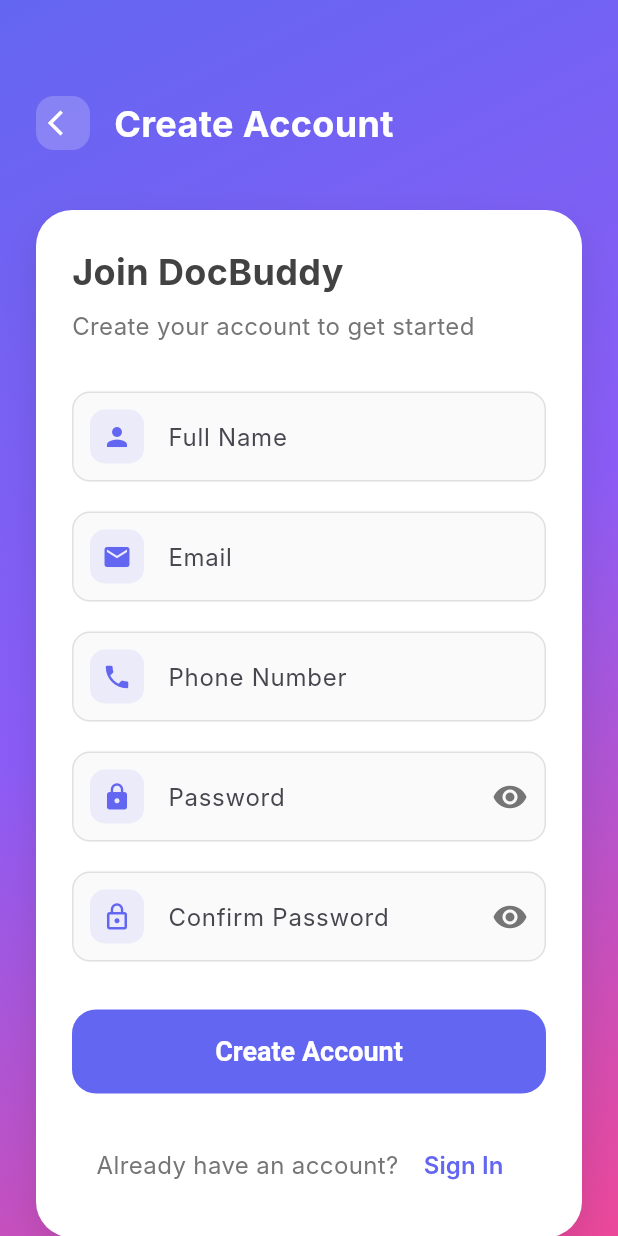
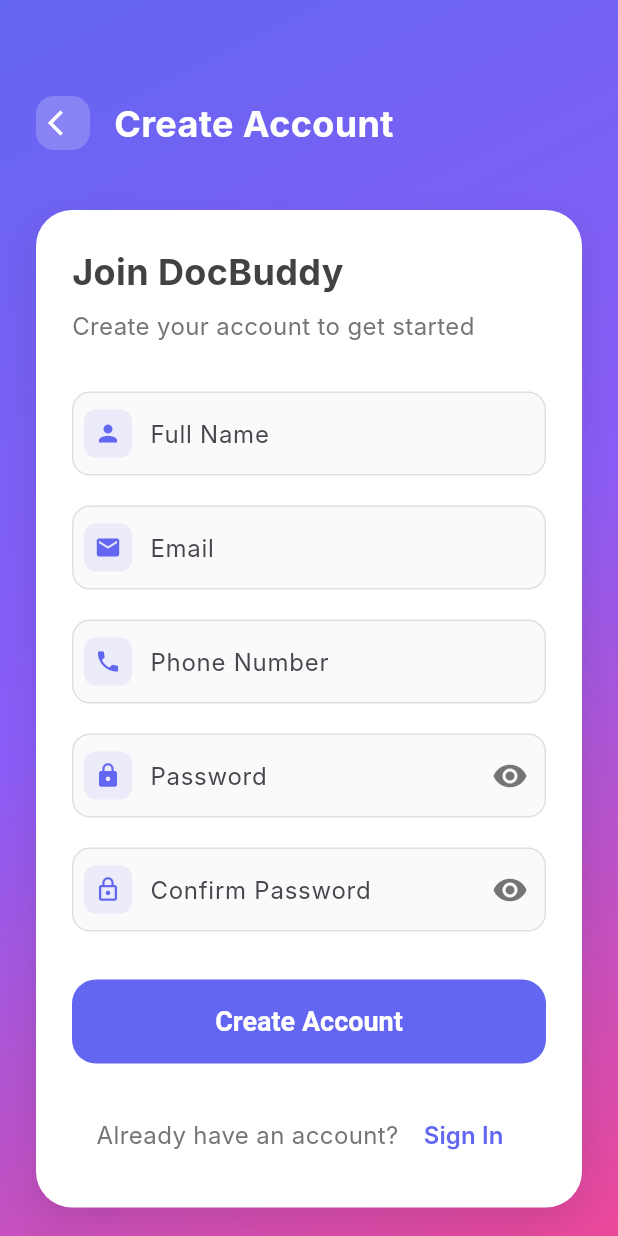
Before and after one commit to Zuber7489/docbuddyapp, a Flutter app: the SignupScreen screen opened directly, on a phone screen of 412 x 824 dp. Run offline on Flutter 3.47's test engine with Material 3 defaults, Android fonts, the light colour scheme and no system bars; our stand-ins replace image_picker, shared_preferences; accounts and stored records are empty; Roboto replaces fonts that are missing (Inter).

Commit message:
updated code new new

```diff
--- a/lib/screens/signup_screen.dart
+++ b/lib/screens/signup_screen.dart
@@ -170,16 +170,16 @@
                             labelText: 'Full Name',
                             hintText: 'Enter your full name',
                             prefixIcon: Container(
-                              margin: const EdgeInsets.all(12),
-                              padding: const EdgeInsets.all(8),
+                              margin: const EdgeInsets.all(8),
+                              padding: const EdgeInsets.all(6),
                               decoration: BoxDecoration(
                                 color: const Color(0xFF6366F1).withOpacity(0.1),
-                                borderRadius: const BorderRadius.all(Radius.circular(10)),
+                                borderRadius: const BorderRadius.all(Radius.circular(8)),
                               ),
                               child: const Icon(
                                 Icons.person,
                                 color: Color(0xFF6366F1),
-                                size: 20,
+                                size: 18,
                               ),
                             ),
                             border: OutlineInputBorder(
@@ -213,16 +213,16 @@
                             labelText: 'Email',
                             hintText: 'Enter your email',
                             prefixIcon: Container(
-                              margin: const EdgeInsets.all(12),
-                              padding: const EdgeInsets.all(8),
+                              margin: const EdgeInsets.all(8),
+                              padding: const EdgeInsets.all(6),
                               decoration: BoxDecoration(
                                 color: const Color(0xFF6366F1).withOpacity(0.1),
-                                borderRadius: const BorderRadius.all(Radius.circular(10)),
+                                borderRadius: const BorderRadius.all(Radius.circular(8)),
                               ),
                               child: const Icon(
                                 Icons.email,
                                 color: Color(0xFF6366F1),
-                                size: 20,
+                                size: 18,
                               ),
                             ),
                             border: OutlineInputBorder(
@@ -259,16 +259,16 @@
                             labelText: 'Phone Number',
                             hintText: 'Enter your phone number',
                             prefixIcon: Container(
-                              margin: const EdgeInsets.all(12),
-                              padding: const EdgeInsets.all(8),
+                              margin: const EdgeInsets.all(8),
+                              padding: const EdgeInsets.all(6),
                               decoration: BoxDecoration(
                                 color: const Color(0xFF6366F1).withOpacity(0.1),
-                                borderRadius: const BorderRadius.all(Radius.circular(10)),
+                                borderRadius: const BorderRadius.all(Radius.circular(8)),
                               ),
                               child: const Icon(
                                 Icons.phone,
                                 color: Color(0xFF6366F1),
-                                size: 20,
+                                size: 18,
                               ),
                             ),
                             border: OutlineInputBorder(
@@ -305,16 +305,16 @@
                             labelText: 'Password',
                             hintText: 'Enter your password',
                             prefixIcon: Container(
-                              margin: const EdgeInsets.all(12),
-                              padding: const EdgeInsets.all(8),
+                              margin: const EdgeInsets.all(8),
+                              padding: const EdgeInsets.all(6),
                               decoration: BoxDecoration(
                                 color: const Color(0xFF6366F1).withOpacity(0.1),
-                                borderRadius: const BorderRadius.all(Radius.circular(10)),
+                                borderRadius: const BorderRadius.all(Radius.circular(8)),
                               ),
                               child: const Icon(
                                 Icons.lock,
                                 color: Color(0xFF6366F1),
-                                size: 20,
+                                size: 18,
                               ),
                             ),
                             suffixIcon: IconButton(
@@ -358,16 +358,16 @@
                             labelText: 'Confirm Password',
                             hintText: 'Confirm your password',
                             prefixIcon: Container(
-                              margin: const EdgeInsets.all(12),
-                              padding: const EdgeInsets.all(8),
+                              margin: const EdgeInsets.all(8),
+                              padding: const EdgeInsets.all(6),
                               decoration: BoxDecoration(
                                 color: const Color(0xFF6366F1).withOpacity(0.1),
-                                borderRadius: const BorderRadius.all(Radius.circular(10)),
+                                borderRadius: const BorderRadius.all(Radius.circular(8)),
                               ),
                               child: const Icon(
                                 Icons.lock_outline,
                                 color: Color(0xFF6366F1),
-                                size: 20,
+                                size: 18,
                               ),
                             ),
                             suffixIcon: IconButton(
```
Also changed, not shown: lib/screens/appointments_screen.dart (+40 -38 lines), lib/screens/profile_screen.dart (+18 -8 lines).
